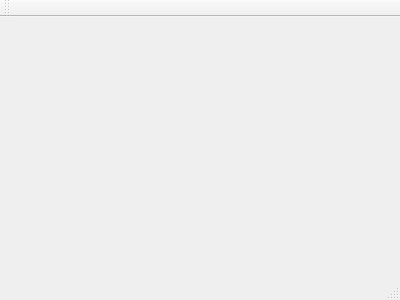
Qt form telloGUIController/telloGUIController/mainwindow.ui (fangwei123456/telloGUIController) before a commit.
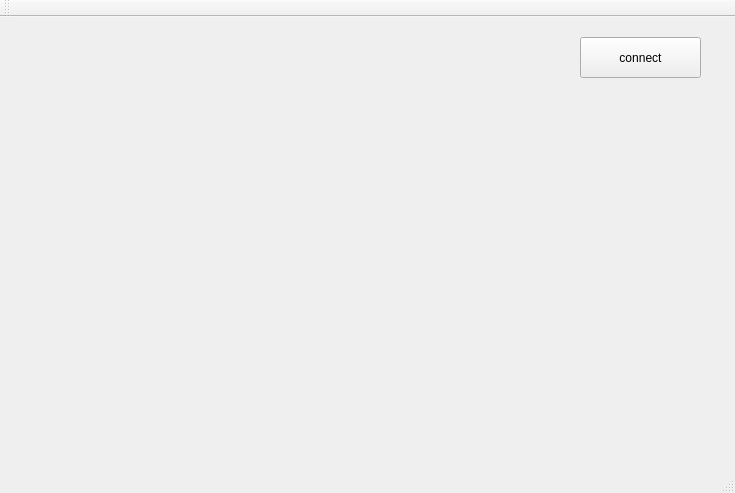
The same form after that commit.

Commit message: add udpControllerThread class

```diff
--- a/telloGUIController/telloGUIController/mainwindow.ui
+++ b/telloGUIController/telloGUIController/mainwindow.ui
@@ -1,24 +1,43 @@
 <ui version="4.0">
  <class>MainWindow</class>
- <widget class="QMainWindow" name="MainWindow" >
-  <property name="geometry" >
+ <widget class="QMainWindow" name="MainWindow">
+  <property name="geometry">
    <rect>
     <x>0</x>
     <y>0</y>
-    <width>400</width>
-    <height>300</height>
+    <width>735</width>
+    <height>493</height>
    </rect>
   </property>
   <property name="windowTitle" >
    <string>MainWindow</string>
   </property>
-  <widget class="QMenuBar" name="menuBar" />
-  <widget class="QToolBar" name="mainToolBar" />
-  <widget class="QWidget" name="centralWidget" />
-  <widget class="QStatusBar" name="statusBar" />
+  <widget class="QWidget" name="centralWidget">
+   <widget class="QPushButton" name="connectButton">
+    <property name="geometry">
+     <rect>
+      <x>580</x>
+      <y>20</y>
+      <width>121</width>
+      <height>41</height>
+     </rect>
+    </property>
+    <property name="text">
+     <string>connect</string>
+    </property>
+   </widget>
+  </widget>
+  <widget class="QToolBar" name="mainToolBar">
+   <attribute name="toolBarArea">
+    <enum>TopToolBarArea</enum>
+   </attribute>
+   <attribute name="toolBarBreak">
+    <bool>false</bool>
+   </attribute>
+  </widget>
+  <widget class="QStatusBar" name="statusBar"/>
  </widget>
- <layoutDefault spacing="6" margin="11" />
- <pixmapfunction></pixmapfunction>
+ <layoutdefault spacing="6" margin="11"/>
  <resources/>
  <connections/>
 </ui>
```
Left out of the diff: 3 changed lines with no effect on the pictures. The commit also changes 19 other files.
